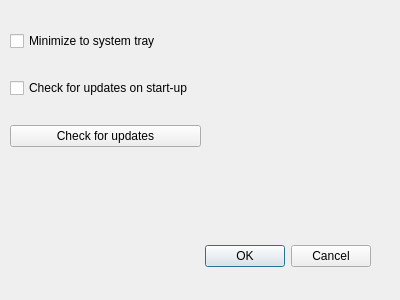
First picture: the form in src/options_dialog.ui, repository Nickswoboda/ExileHub, before the edit.
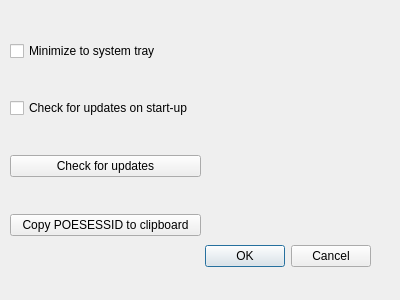
Second picture: the form after the edit.

Commit message:
Feat: add basic POESESSID capture support
Whenever you log in to the official POE website, the POESESSID cookie is
generated. This cookie can be used to by other tools to access your
profile/stash tabs/etc. This update saves the POESESSID whenever it is
created, so that the user can easily extract and copy it for other tools
if necessary.

What changed in the file:
```diff
--- a/src/options_dialog.ui
+++ b/src/options_dialog.ui
@@ -35,7 +35,7 @@
      <x>10</x>
      <y>10</y>
      <width>191</width>
-     <height>161</height>
+     <height>261</height>
     </rect>
    </property>
    <layout class="QVBoxLayout" name="verticalLayout_2">
@@ -60,6 +60,13 @@
       </property>
      </widget>
     </item>
+    <item>
+     <widget class="QPushButton" name="copy_poesessid_button">
+      <property name="text">
+       <string>Copy POESESSID to clipboard</string>
+      </property>
+     </widget>
+    </item>
    </layout>
   </widget>
  </widget>
```
The commit also changes 4 other files.
